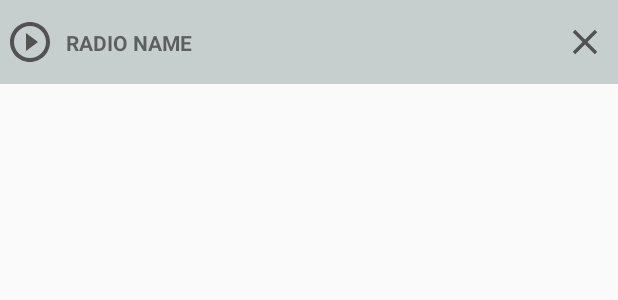
After one commit to katemeron/RadioApp, an Android app: the layout notification_layout.xml on its own in the app's theme, with its tools: preview values and no code run, on a phone screen of 412 x 824 dp. The commit adds this screen. Shown: the top 300 px of the screen. Run offline under Robolectric (Android 15) with nearby library versions, the light colour scheme and no system bars; network calls fail.

Commit message:
notification

```diff
--- a/app/build.gradle
+++ b/app/build.gradle
@@ -13,7 +13,7 @@ android {
 
     defaultConfig {
         applicationId "djisachan.radioapp"
-        minSdkVersion 24
+        minSdkVersion 26
         targetSdkVersion 29
         versionCode 1
         versionName "1.0"
@@ -39,7 +39,7 @@ dependencies {
     implementation "org.jetbrains.kotlin:kotlin-stdlib:$kotlin_version"
 
     implementation 'androidx.core:core-ktx:1.3.1'
-    implementation 'androidx.appcompat:appcompat:1.1.0'
+    implementation 'androidx.appcompat:appcompat:1.2.0'
     implementation 'androidx.legacy:legacy-support-v4:1.0.0'
     implementation 'androidx.constraintlayout:constraintlayout:1.1.3'
     implementation 'android.arch.lifecycle:extensions:1.1.1'
--- a/app/src/main/AndroidManifest.xml
+++ b/app/src/main/AndroidManifest.xml
@@ -21,9 +21,13 @@
                 <category android:name="android.intent.category.LAUNCHER" />
             </intent-filter>
         </activity>
-        <service android:name=".radiomodule.data.player.PlayerService" />
+
+        <service android:name=".radiomodule.data.player.PlayerService"
+            android:exported="false"/>
     </application>
 
     <uses-permission android:name="android.permission.INTERNET" />
+    <uses-permission android:name="android.permission.VIBRATE" />
+    <uses-permission android:name="android.permission.FOREGROUND_SERVICE" />
 
 </manifest>
--- /dev/null
+++ b/app/src/main/res/drawable/ic_close_36.xml
@@ -0,0 +1,5 @@
+<vector android:height="36dp" android:tint="?attr/colorControlNormal"
+    android:viewportHeight="24" android:viewportWidth="24"
+    android:width="36dp" xmlns:android="http://schemas.android.com/apk/res/android">
+    <path android:fillColor="@android:color/white" android:pathData="M19,6.41L17.59,5 12,10.59 6.41,5 5,6.41 10.59,12 5,17.59 6.41,19 12,13.41 17.59,19 19,17.59 13.41,12z"/>
+</vector>
--- /dev/null
+++ b/app/src/main/res/layout/notification_layout.xml
@@ -0,0 +1,59 @@
+<?xml version="1.0" encoding="utf-8"?>
+<androidx.constraintlayout.widget.ConstraintLayout xmlns:android="http://schemas.android.com/apk/res/android"
+    xmlns:app="http://schemas.android.com/apk/res-auto"
+    xmlns:tools="http://schemas.android.com/tools"
+    android:layout_width="match_parent"
+    android:layout_height="?android:attr/actionBarSize"
+    android:background="@color/colorGray"
+    android:clickable="true"
+    android:focusable="true"
+    app:behavior_peekHeight="?android:attr/actionBarSize"
+    app:layout_behavior="com.google.android.material.bottomsheet.BottomSheetBehavior">
+
+
+    <FrameLayout
+        android:id="@+id/image_left_container"
+        android:layout_width="36dp"
+        android:layout_height="36dp"
+        app:layout_constraintBottom_toBottomOf="parent"
+        app:layout_constraintStart_toStartOf="parent"
+        app:layout_constraintTop_toTopOf="parent">
+
+        <ImageView
+            android:id="@+id/play_image_view"
+            android:layout_width="match_parent"
+            android:layout_height="match_parent"
+            android:layout_centerVertical="true"
+            android:layout_marginStart="4dp"
+            app:layout_constraintBottom_toBottomOf="parent"
+            app:layout_constraintStart_toStartOf="parent"
+            app:layout_constraintTop_toTopOf="parent"
+            tools:src="@drawable/ic_play_circle_outline_36" />
+    </FrameLayout>
+
+    <TextView
+        android:id="@+id/radio_name_view"
+        android:layout_width="wrap_content"
+        android:layout_height="wrap_content"
+        android:layout_marginStart="8dp"
+        android:textStyle="bold"
+        app:layout_constraintBottom_toBottomOf="parent"
+        app:layout_constraintStart_toEndOf="@+id/image_left_container"
+        app:layout_constraintTop_toTopOf="parent"
+        tools:text="RADIO NAME" />
+
+    <FrameLayout
+        android:layout_width="36dp"
+        android:layout_height="36dp"
+        app:layout_constraintBottom_toBottomOf="parent"
+        app:layout_constraintEnd_toEndOf="parent"
+        app:layout_constraintTop_toTopOf="parent">
+
+        <ImageView
+            android:id="@+id/close_image_view"
+            android:layout_width="match_parent"
+            android:layout_height="match_parent"
+            android:layout_marginEnd="8dp"
+            android:src="@drawable/ic_close_36" />
+    </FrameLayout>
+</androidx.constraintlayout.widget.ConstraintLayout>
```
Also changed, not shown: app/src/main/java/djisachan/radioapp/radiomodule/data/player/PlayerService.kt (+35 -3 lines), app/src/main/java/djisachan/radioapp/radiomodule/presentation/bottomplayer/BottomRadioPlayerFragment.kt (+20 -1 lines), app/src/main/java/djisachan/radioapp/radiomodule/presentation/bottomplayer/RadioPlayerViewModel.kt (+4 -3 lines).
